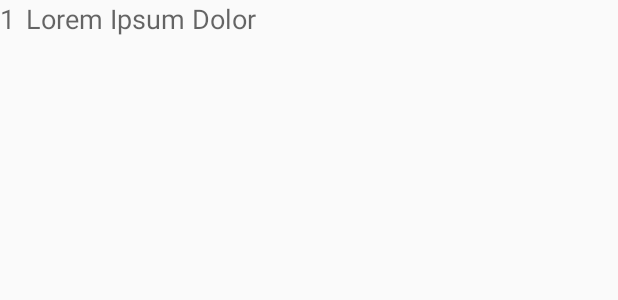
After one commit to Anwera64/Reconocimiento-de-Voz, an Android app: the layout item_recognized.xml on its own in the app's theme, with its tools: preview values and no code run, on a phone screen of 412 x 824 dp. The commit adds this screen. Shown: the top 300 px of the screen. Run offline under Robolectric (Android 15) with nearby library versions, the phone set to English and light mode, and no system bars.

Commit message:
recyclerView done

```diff
--- /dev/null
+++ b/app/src/main/res/layout/item_recognized.xml
@@ -0,0 +1,26 @@
+<?xml version="1.0" encoding="utf-8"?>
+
+<LinearLayout xmlns:android="http://schemas.android.com/apk/res/android"
+    xmlns:tools="http://schemas.android.com/tools"
+    android:layout_width="wrap_content"
+    android:layout_height="wrap_content"
+    android:layout_marginEnd="16dp"
+    android:layout_marginRight="16dp"
+    android:orientation="horizontal">
+
+    <TextView
+        android:id="@+id/pos"
+        android:layout_width="wrap_content"
+        android:layout_height="wrap_content"
+        android:layout_marginEnd="7dp"
+        android:layout_marginRight="7dp"
+        android:textAppearance="?android:textAppearanceMedium"
+        tools:text="1" />
+
+    <TextView
+        android:id="@+id/tvPastText"
+        android:layout_width="wrap_content"
+        android:layout_height="wrap_content"
+        android:textAppearance="?android:textAppearanceMedium"
+        tools:text="Lorem Ipsum Dolor" />
+</LinearLayout>
--- a/build.gradle
+++ b/build.gradle
@@ -7,7 +7,7 @@ buildscript {
         jcenter()
     }
     dependencies {
-        classpath 'com.android.tools.build:gradle:3.1.2'
+        classpath 'com.android.tools.build:gradle:3.1.3'
         classpath "org.jetbrains.kotlin:kotlin-gradle-plugin:$kotlin_version"
 
         // NOTE: Do not place your application dependencies here; they belong
```
Also changed, not shown: app/src/main/java/com/example/anton/voicerecognition/MainActivity.kt (+12 -8 lines), app/src/main/java/com/example/anton/voicerecognition/RecognizedAdapter.kt (added, +28 -0 lines), app/src/main/java/com/example/anton/voicerecognition/RecognizedHorizontalAdapter.kt (added, +28 -0 lines), app/src/main/res/layout/item_recognized_list.xml (added, +14 -0 lines), 4 other files.
